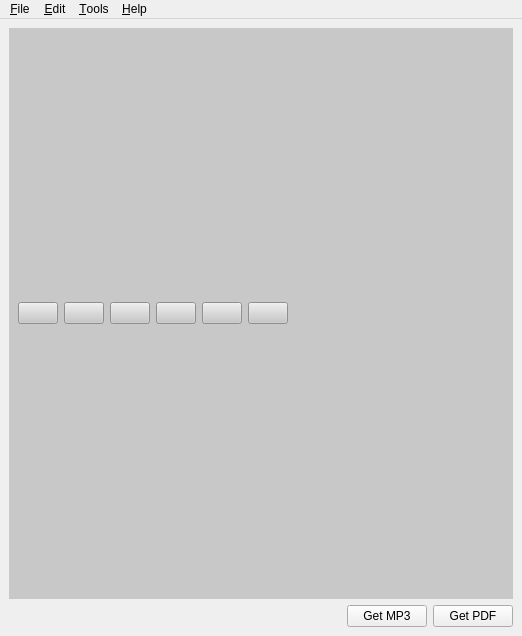
Qt form design/main.ui (kokimame/joytan) before a commit.
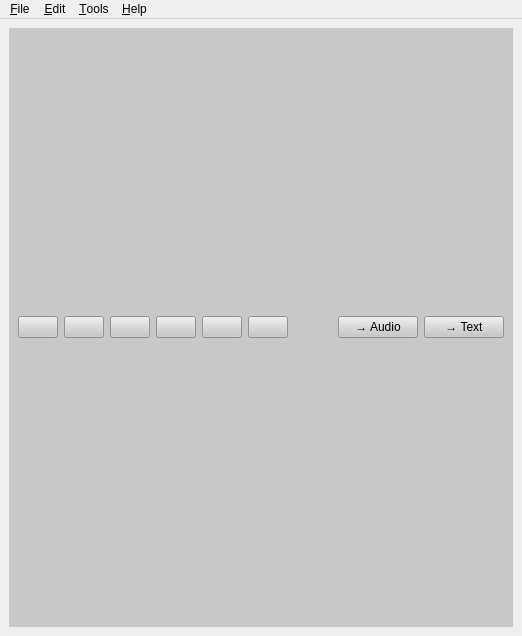
The same form after that commit.

Commit message: Update main window design

Patch:
```diff
--- a/design/main.ui
+++ b/design/main.ui
@@ -81,38 +81,21 @@
            </property>
           </spacer>
          </item>
-        </layout>
-       </widget>
-      </item>
-     </layout>
-    </item>
-    <item>
-     <layout class="QHBoxLayout" name="horizontalLayout_2">
-      <item>
-       <spacer name="horizontalSpacer_2">
-        <property name="orientation">
-         <enum>Qt::Horizontal</enum>
-        </property>
-        <property name="sizeHint" stdset="0">
-         <size>
-          <width>40</width>
-          <height>20</height>
-         </size>
-        </property>
-       </spacer>
-      </item>
       <item>
        <widget class="QPushButton" name="mp3Button">
         <property name="text">
-         <string>Get MP3</string>
+            <string>→ Audio</string>
         </property>
        </widget>
       </item>
       <item>
        <widget class="QPushButton" name="pdfButton">
         <property name="text">
-         <string>Get PDF</string>
-        </property>
+            <string>→ Text</string>
+           </property>
+          </widget>
+         </item>
+        </layout>
        </widget>
       </item>
      </layout>
```
Lines whose indentation alone changed are shown as unchanged. The commit also changes 1 other file.
